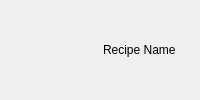
University-of-Utah-CS3505/a9-edu-app-AssetGG, file EducationalCooking/recipecardwidget.ui: the form before one commit.
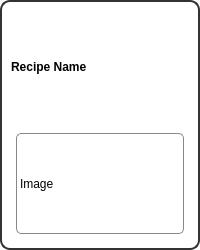
The form after the commit.

Patch:
```diff
--- a/EducationalCooking/recipecardwidget.ui
+++ b/EducationalCooking/recipecardwidget.ui
@@ -7,46 +7,63 @@
         <x>0</x>
         <y>0</y>
         <width>200</width>
-        <height>100</height>
+        <height>250</height>
       </rect>
     </property>
-    <property name="windowTitle">
-      <string>RecipeCardWidget</string>
+    <property name="sizePolicy">
+      <sizepolicy hsizetype="Preferred" vsizetype="Fixed">
+        <horstretch>0</horstretch>
+        <verstretch>0</verstretch>
+      </sizepolicy>
     </property>
-    <layout class="QHBoxLayout" name="horizontalLayout">
+    <property name="minimumSize">
+      <size>
+        <width>200</width>
+        <height>250</height>
+      </size>
+    </property>
+    <property name="maximumSize">
+      <size>
+        <width>200</width>
+        <height>250</height>
+      </size>
+    </property>
+    <property name="autoFillBackground">
+      <bool>false</bool>
+    </property>
+    <property name="styleSheet">
+      <string notr="true">QWidget#RecipeCardWidget {
+    border: 2px solid #333;
+    border-radius: 10px;
+    background-color: #fff;
+}
+
+QLabel#recipeImageLabel {
+    margin: 5px;
+    border: 1px solid #888;
+    border-radius: 5px;
+}
+
+QLabel#recipeLabel {
+    text-align: center;
+    font-weight: bold;
+}
+</string>
+    </property>
+    <layout class="QVBoxLayout" name="verticalLayout">
       <item>
-        <widget class="QLabel" name="recipeImageLabel">
-          <property name="geometry">
-            <rect>
-              <x>10</x>
-              <y>10</y>
-              <width>80</width>
-              <height>80</height>
-            </rect>
-          </property>
-          <property name="scaledContents">
-            <bool>true</bool>
+        <widget class="QLabel" name="recipeLabel">
+          <property name="text">
+            <string>Recipe Name</string>
           </property>
         </widget>
       </item>
       <item>
-        <layout class="QVBoxLayout" name="verticalLayout">
-          <item>
-            <widget class="QLabel" name="recipeLabel">
-              <property name="geometry">
-                <rect>
-                  <x>0</x>
-                  <y>0</y>
-                  <width>120</width>
-                  <height>20</height>
-                </rect>
-              </property>
-              <property name="text">
-                <string>Recipe Name</string>
-              </property>
-            </widget>
-          </item>
-        </layout>
+        <widget class="QLabel" name="recipeImageLabel">
+          <property name="text">
+            <string>Image</string>
+          </property>
+        </widget>
       </item>
     </layout>
   </widget>
```
